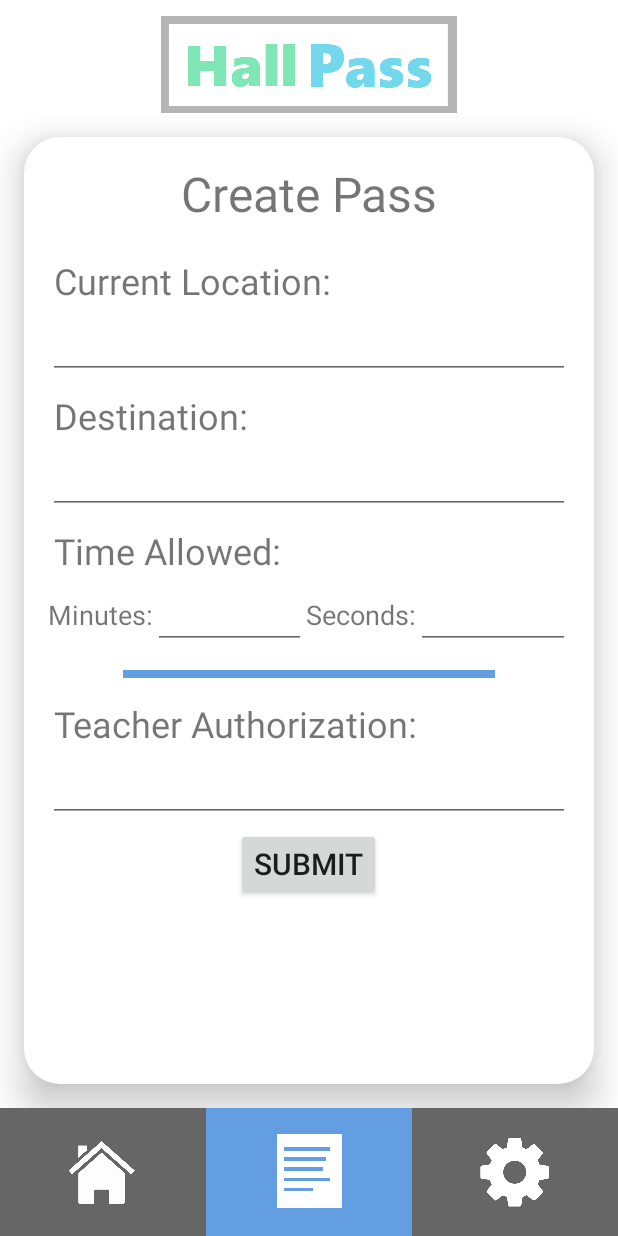
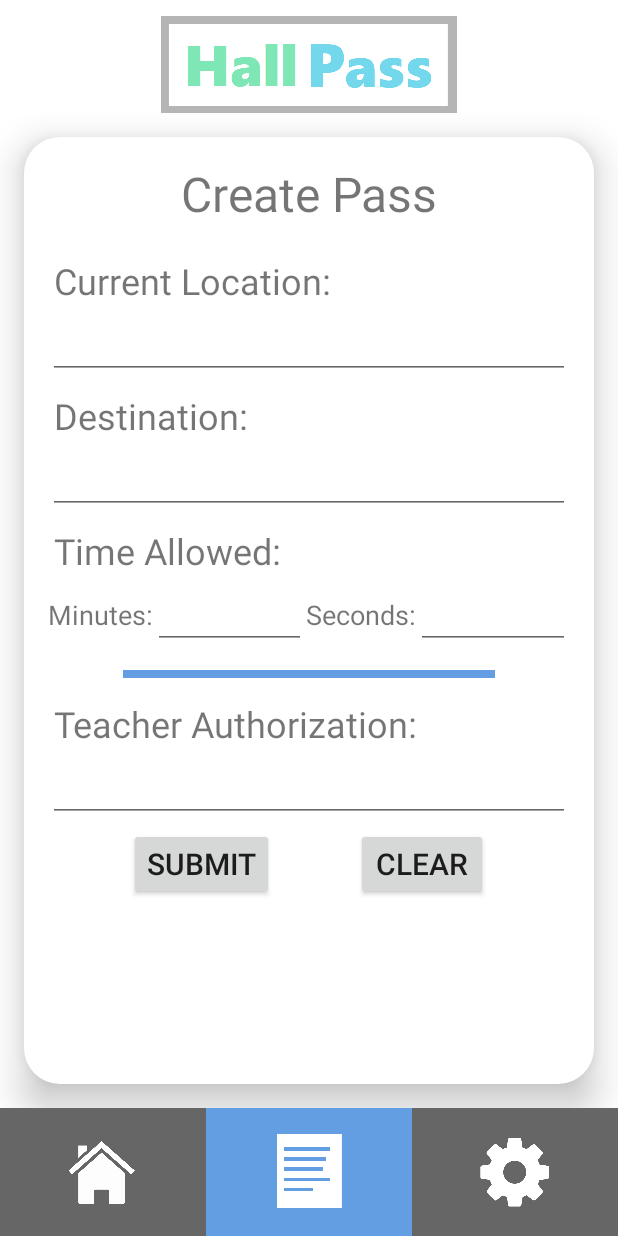
Before and after one commit to Roame/CAC-HallPass, an Android app: the screen it shows after launch (MainActivity), after a tap on an icon or button, on a phone screen of 412 x 824 dp. Run offline under Robolectric (Android 15) with nearby library versions, the light colour scheme and no system bars.

Commit message:
Fixed a number of bugs. First fully functioning version

```diff
--- a/app/src/main/java/com/hallpass/roame/cac_hallpass/fragments/PassFormFragment.java
+++ b/app/src/main/java/com/hallpass/roame/cac_hallpass/fragments/PassFormFragment.java
@@ -24,7 +24,7 @@ public class PassFormFragment extends Fragment {
     EditText mTimeI, sTimeI;
 
     EditText teacherI;
-    Button submitBTN;
+    Button submitBTN, clearBTN;
 
     private BasicPass pass;
 
@@ -43,8 +43,10 @@ public class PassFormFragment extends Fragment {
 
         teacherI = v.findViewById(R.id.teacher_input);
         submitBTN = v.findViewById(R.id.submit_btn);
+        clearBTN = v.findViewById(R.id.clear_btn);
 
         submitBTN.setOnClickListener(submitListener());
+        clearBTN.setOnClickListener(clearListener());
 
         return v;
     }
@@ -74,6 +76,20 @@ public class PassFormFragment extends Fragment {
         return  listener;
     }
 
+    private View.OnClickListener clearListener(){
+        View.OnClickListener listener = new View.OnClickListener() {
+            @Override
+            public void onClick(View v) {
+                cLocationI.getText().clear();
+                destinationI.getText().clear();
+                mTimeI.getText().clear();
+                sTimeI.getText().clear();
+                teacherI.getText().clear();
+            }
+        };
+        return listener;
+    }
+
 
 
     private BasicPass updatePass(){
--- a/app/src/main/java/com/hallpass/roame/cac_hallpass/fragments/PassTimerFragment.java
+++ b/app/src/main/java/com/hallpass/roame/cac_hallpass/fragments/PassTimerFragment.java
@@ -20,10 +20,12 @@ import com.hallpass.roame.cac_hallpass.R;
 import com.hallpass.roame.cac_hallpass.models.BasicPass;
 
 import java.io.IOException;
+import java.sql.Time;
 
 
 public class PassTimerFragment extends Fragment implements BasicPass.timerCommunication {
     private String password  = "cya";
+    private String ctimeText = "";
 
     private TextView originText, destinationText, timeText;
     private EditText teacherDismiss;
@@ -50,6 +52,7 @@ public class PassTimerFragment extends Fragment implements BasicPass.timerCommun
         backBtn = v. findViewById(R.id.back_btn);
 
         backBtn.setOnClickListener(exitBtnListener());
+        timeText.setText(ctimeText);
 
         displayInfo();
         return v;
@@ -59,8 +62,10 @@ public class PassTimerFragment extends Fragment implements BasicPass.timerCommun
     public void onAttach(Context context) {
         super.onAttach(context);
         FC = (FragCommunication) context;
-        mp = MediaPlayer.create(context, R.raw.beep);
-        mp.setLooping(true);
+        if(mp == null) {
+            mp = MediaPlayer.create(context, R.raw.beep);
+            mp.setLooping(true);
+        }
     }
 
 
@@ -102,6 +107,7 @@ public class PassTimerFragment extends Fragment implements BasicPass.timerCommun
             @Override
             public void run() {
                 timeText.setText(cTime);
+                ctimeText = cTime;
             }
         });
     }
@@ -112,6 +118,7 @@ public class PassTimerFragment extends Fragment implements BasicPass.timerCommun
             @Override
             public void run() {
                 timeText.setText("Time Expired");
+                ctimeText = "Time Expired";
                 mp.start();
             }
         }, 100);
--- a/app/src/main/res/layout/activity_main.xml
+++ b/app/src/main/res/layout/activity_main.xml
@@ -13,23 +13,24 @@
         android:layout_height="75dp"
         android:background="#ffffff"/>
 
+
     <LinearLayout
         android:layout_width="match_parent"
-        android:layout_height="0dip"
+        android:layout_height="match_parent"
         android:layout_weight="1"
         android:padding="16dp"
         android:background="#ffffff"
-        android:clipToPadding="false">
+        android:clipToPadding="false"
+        android:orientation="horizontal">
 
         <FrameLayout
             android:id="@+id/fragment_display"
-            android:layout_width="match_parent"
+            android:layout_width="14dp"
             android:layout_height="match_parent"
+            android:layout_weight="1"
             android:background="@drawable/rounded_border"
             android:elevation="15dp"
-            android:padding="8dp">
-
-        </FrameLayout>
+            android:padding="8dp"/>
     </LinearLayout>
 
 
--- a/app/src/main/res/layout/pass_form_fragment.xml
+++ b/app/src/main/res/layout/pass_form_fragment.xml
@@ -146,13 +146,41 @@
 
 
 
-        <Button
-            android:id="@+id/submit_btn"
-            android:layout_gravity="center_horizontal"
-            android:layout_width="wrap_content"
+        <LinearLayout
+            android:layout_width="match_parent"
             android:layout_height="wrap_content"
-            android:text="Submit"
-            android:textSize="20dp"/>
+            android:gravity="center_horizontal"
+            android:orientation="horizontal">
+            <View
+                android:layout_width="0dp"
+                android:layout_height="match_parent"
+                android:layout_weight="1"/>
+
+            <Button
+                android:id="@+id/submit_btn"
+                android:layout_width="wrap_content"
+                android:layout_height="wrap_content"
+                android:text="Submit"
+                android:textSize="20dp"/>
+
+            <View
+                android:layout_width="0dp"
+                android:layout_height="match_parent"
+                android:layout_weight="1"/>
+
+            <Button
+                android:id="@+id/clear_btn"
+                android:layout_width="wrap_content"
+                android:layout_height="wrap_content"
+                android:text="Clear"
+                android:textSize="20dp"/>
+
+            <View
+                android:layout_width="0dp"
+                android:layout_height="match_parent"
+                android:layout_weight="1"/>
+
+        </LinearLayout>
     </LinearLayout>
 
 
```
